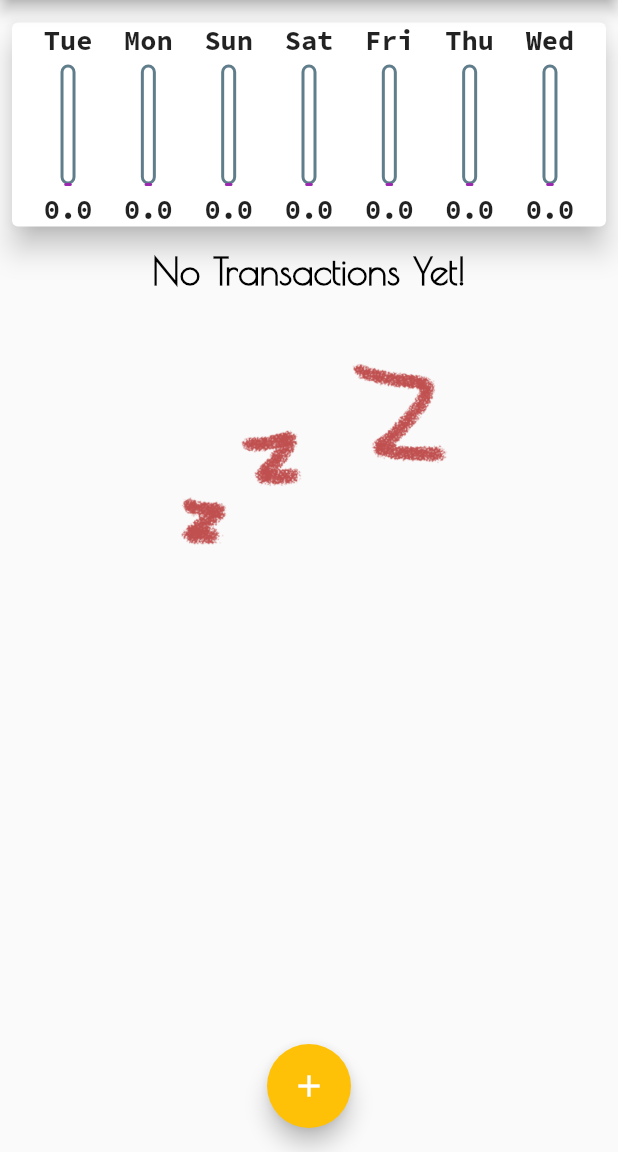
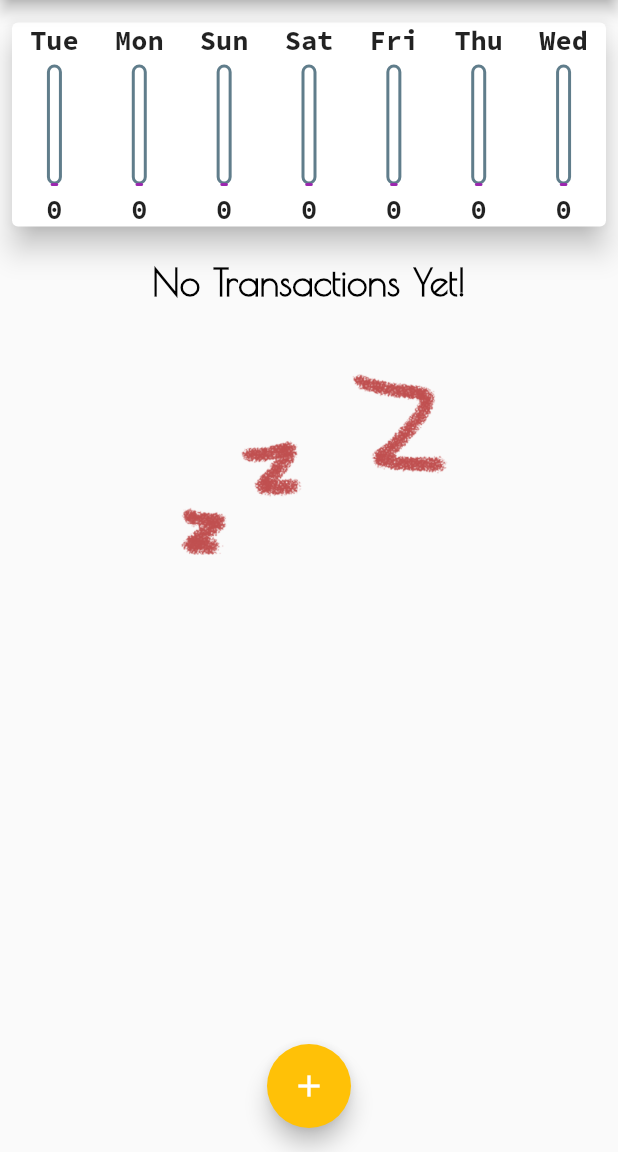
Before and after one commit to Toxicann/Expenses_Planner, a Flutter app: the screen it shows after launch, on a phone screen of 412 x 824 dp, the part 84-1236 px from its top. Run offline on Flutter 3.47's test engine with Material 2 defaults, Android fonts, the phone set to English and light mode, and no system bars.

Commit message:
improved current UI

```diff
--- a/lib/widgets/chart.dart
+++ b/lib/widgets/chart.dart
@@ -43,13 +43,16 @@ class Chart extends StatelessWidget {
       child: Row(
         mainAxisAlignment: MainAxisAlignment.spaceEvenly,
         children: groupedTransactions.map((e) {
-          return ChartBar(
+          return Flexible(
+            fit: FlexFit.tight,
+            child: ChartBar(
               label: e['Day'],
               spendingAmount: e['Amount'],
               spendingPercTotal: totalSpendingAmount == 0.0
                   ? 0.0
                   : (e['Amount'] as double) /
                       totalSpendingAmount, //its in fraction: if 100% then 1
+            ),
           );
         }).toList(),
       ),
--- a/lib/widgets/chart_bar.dart
+++ b/lib/widgets/chart_bar.dart
@@ -4,7 +4,7 @@ import 'package:flutter/material.dart';
 
 class ChartBar extends StatelessWidget {
   final label;
-  final spendingAmount;
+  final double spendingAmount;
   final double spendingPercTotal;
 
   const ChartBar(
@@ -51,7 +51,7 @@ class ChartBar extends StatelessWidget {
         const SizedBox(
           height: 5,
         ),
-        Text('$spendingAmount'),
+        FittedBox(child: Text(spendingAmount.toStringAsFixed(0))),
       ],
     );
   }
--- a/lib/widgets/transaction_list.dart
+++ b/lib/widgets/transaction_list.dart
@@ -8,9 +8,9 @@ class TransactionList extends StatelessWidget {
 
   @override
   Widget build(BuildContext context) {
-    return SizedBox(
+    return Container(
+      padding: EdgeInsets.all(7),
       height: 500,
-      width: 350,
       child: transactions.isEmpty
           ? Column(
               children: [
@@ -33,9 +33,11 @@ class TransactionList extends StatelessWidget {
                 return Card(
                   elevation: 4,
                   child: Row(
-                    mainAxisAlignment: MainAxisAlignment.spaceEvenly,
+                    mainAxisAlignment: MainAxisAlignment.start,
                     children: [
-                      Container(
+                      Flexible(
+                        fit: FlexFit.tight,
+                        child: Container(
                           margin: const EdgeInsets.all(15.0),
                           padding: const EdgeInsets.all(5.0),
                           decoration: BoxDecoration(
@@ -44,9 +46,13 @@ class TransactionList extends StatelessWidget {
                               color: Theme.of(context).primaryColor,
                             ),
                           ),
+                          child: FittedBox(
+                            fit: BoxFit.scaleDown,
                             child: Text(
                               '\$ ${(transactions[index].amount).toStringAsFixed(2)}',
                               style: Theme.of(context).textTheme.bodyText1,
+                            ),
+                          ),
                         ),
                       ),
                       const SizedBox(
@@ -64,6 +70,9 @@ class TransactionList extends StatelessWidget {
                             style: Theme.of(context).textTheme.subtitle1,
                           ),
                         ],
+                      ),
+                      const SizedBox(
+                        width: 8,
                       )
                     ],
                   ),
```
Lines whose indentation alone changed are shown as unchanged.
